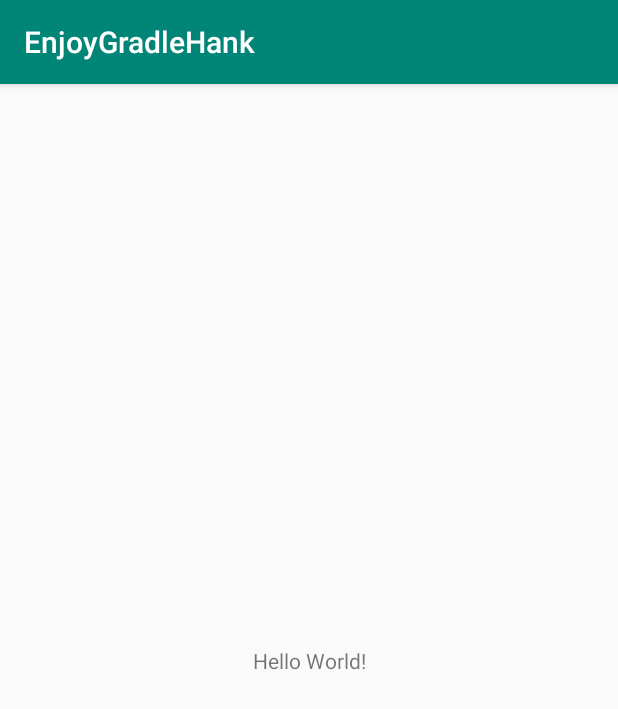
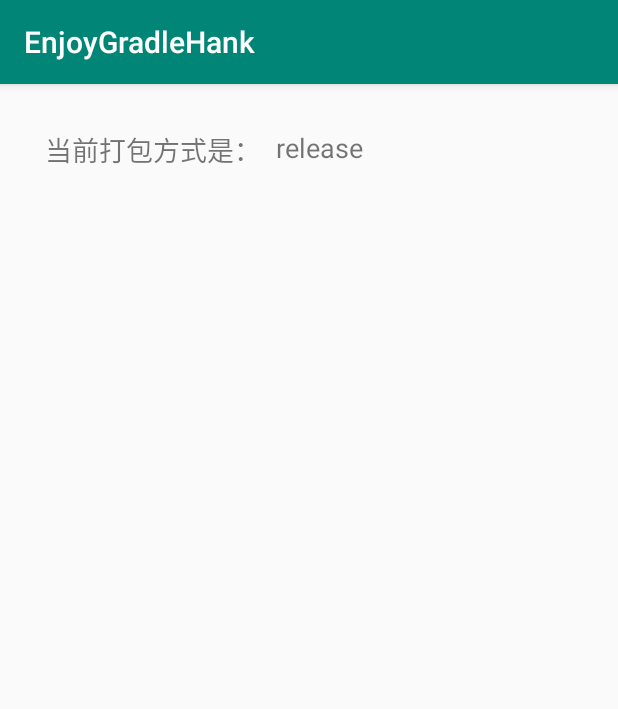
Before and after one commit to 13217300237/EnjoyGradleHank, an Android app: the screen it shows after launch (MainActivity), on a phone screen of 412 x 824 dp. Shown: the top 709 px of the screen. Run offline under Robolectric (Android 15) with nearby library versions, the phone set to English and light mode, and no system bars.

Commit message:
level1：buildType配置打包方式

```diff
--- a/app/src/main/java/com/zhou/enjoygradlehank/MainActivity.kt
+++ b/app/src/main/java/com/zhou/enjoygradlehank/MainActivity.kt
@@ -2,11 +2,13 @@ package com.zhou.enjoygradlehank
 
 import androidx.appcompat.app.AppCompatActivity
 import android.os.Bundle
+import kotlinx.android.synthetic.main.activity_main.*
 
 class MainActivity : AppCompatActivity() {
 
     override fun onCreate(savedInstanceState: Bundle?) {
         super.onCreate(savedInstanceState)
         setContentView(R.layout.activity_main)
+        tvBuildType.text = BuildConfig.BUILD_TYPE
     }
 }
--- a/app/src/main/res/layout/activity_main.xml
+++ b/app/src/main/res/layout/activity_main.xml
@@ -4,15 +4,27 @@
     xmlns:tools="http://schemas.android.com/tools"
     android:layout_width="match_parent"
     android:layout_height="match_parent"
+    android:padding="20dp"
     tools:context=".MainActivity">
 
     <TextView
+        android:id="@+id/tvBuildTypeTitle"
         android:layout_width="wrap_content"
         android:layout_height="wrap_content"
-        android:text="Hello World!"
-        app:layout_constraintBottom_toBottomOf="parent"
+        android:layout_margin="10dp"
+        android:text="当前打包方式是："
+        android:textSize="18sp"
         app:layout_constraintLeft_toLeftOf="parent"
-        app:layout_constraintRight_toRightOf="parent"
         app:layout_constraintTop_toTopOf="parent" />
 
+    <TextView
+        android:id="@+id/tvBuildType"
+        android:layout_width="wrap_content"
+        android:layout_height="wrap_content"
+        android:layout_margin="10dp"
+        android:textSize="18sp"
+        app:layout_constraintLeft_toRightOf="@id/tvBuildTypeTitle"
+        app:layout_constraintTop_toTopOf="parent"
+        tools:text="111" />
+
 </androidx.constraintlayout.widget.ConstraintLayout>
```
